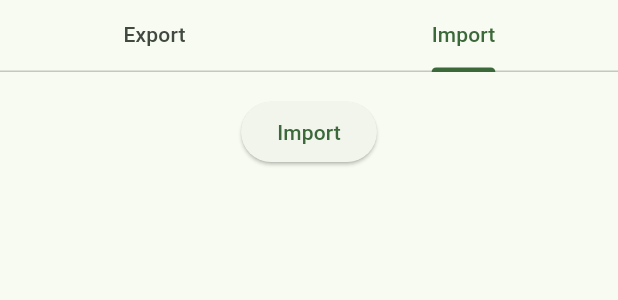
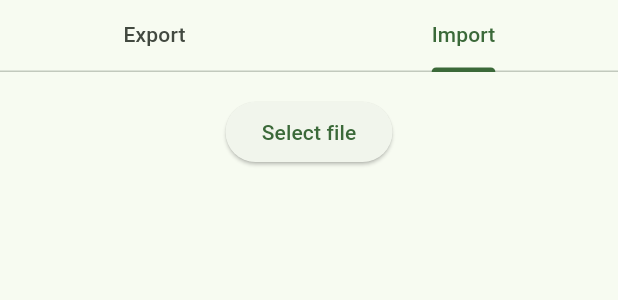
Before and after one commit to sf31/cardea, a Flutter app: the ImportExportData widget shown alone on an empty page, opened directly, tab 2 chosen, on a phone screen of 412 x 824 dp. Shown: the top 300 px of the screen. Run offline on Flutter 3.47's test engine with Material 3 defaults, Android fonts, the phone set to English and light mode, and no system bars; our stand-ins replace barcode_widget, file_picker, flutter_colorpicker, shared_preferences, sqflite; missing offline and left inert: mobile_scanner; accounts and stored records are empty.

```diff
--- a/lib/ui/settings/widgets/import_export_data.dart
+++ b/lib/ui/settings/widgets/import_export_data.dart
@@ -215,7 +215,7 @@ class _ImportExportDataState extends State<ImportExportData> {
                         child:
                             isImporting
                                 ? const Text('Importing...')
-                                : const Text('Import'),
+                                : const Text('Select file'),
                       ),
                       if (importErrorMessage != null)
                         Text(
```
Also changed, not shown: lib/assets/cardea.icon.png, 20 other files.
